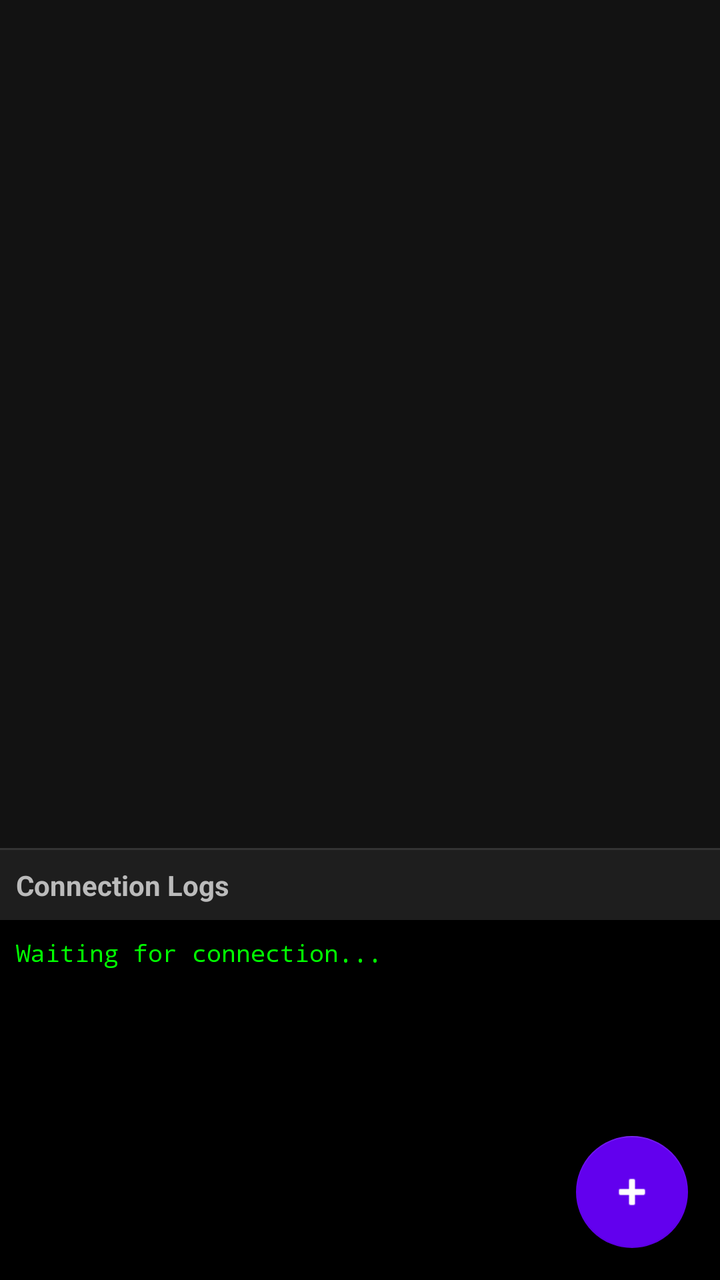
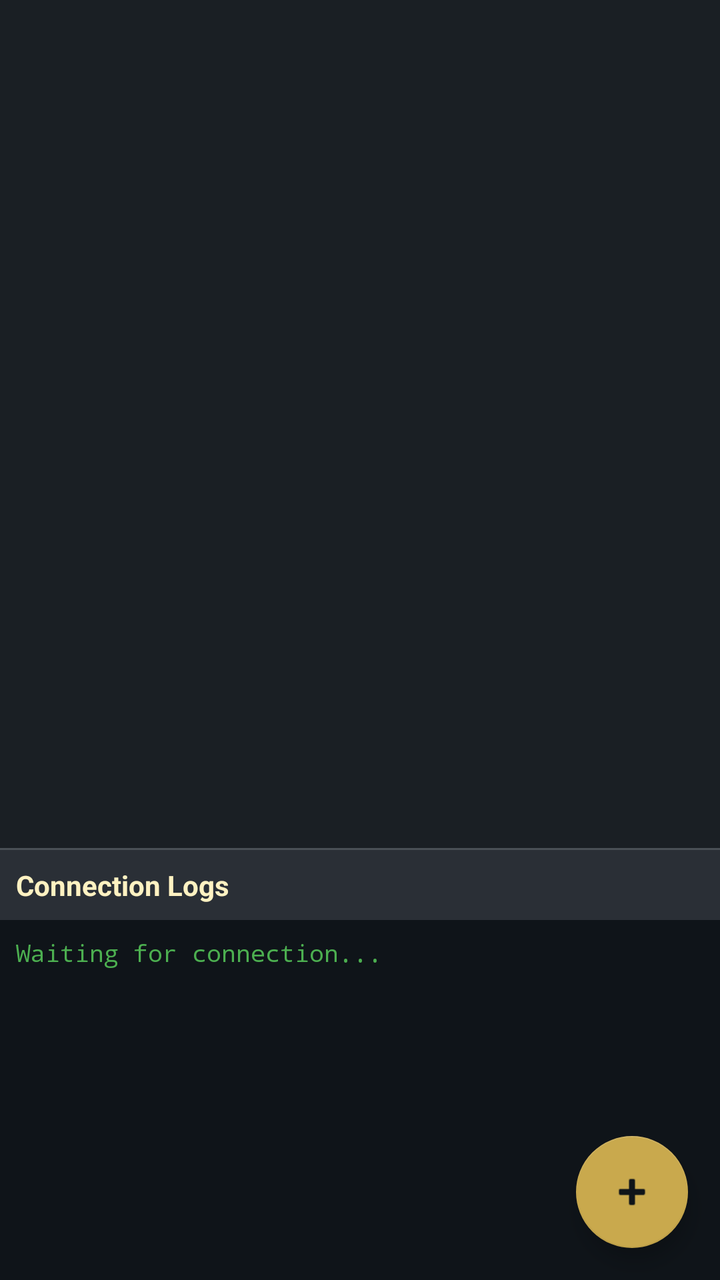

Before-and-after screenshots of an Android layout around one commit, followed by the original layout XML and the change that was made.
<!-- AndroidManifest.xml: application theme Theme.DurinsGate -->
<!-- res/layout/activity_main.xml -->
<?xml version="1.0" encoding="utf-8"?>
<androidx.coordinatorlayout.widget.CoordinatorLayout xmlns:android="http://schemas.android.com/apk/res/android"
    xmlns:app="http://schemas.android.com/apk/res-auto"
    android:layout_width="match_parent"
    android:layout_height="match_parent"
    android:background="#121212">

    <LinearLayout
        android:layout_width="match_parent"
        android:layout_height="match_parent"
        android:orientation="vertical">

        <androidx.recyclerview.widget.RecyclerView
            android:id="@+id/recyclerView"
            android:layout_width="match_parent"
            android:layout_height="0dp"
            android:layout_weight="1"
            android:padding="8dp" />

        <View
            android:layout_width="match_parent"
            android:layout_height="1dp"
            android:background="#333333" />

        <TextView
            android:layout_width="match_parent"
            android:layout_height="wrap_content"
            android:padding="8dp"
            android:text="Connection Logs"
            android:textStyle="bold"
            android:textColor="#BBBBBB"
            android:background="#1E1E1E"/>

        <ScrollView
            android:id="@+id/logScrollView"
            android:layout_width="match_parent"
            android:layout_height="180dp"
            android:background="#000000"
            android:padding="8dp">
            <TextView
                android:id="@+id/tvLogs"
                android:layout_width="match_parent"
                android:layout_height="wrap_content"
                android:fontFamily="monospace"
                android:textColor="#00FF00"
                android:textSize="12sp"
                android:text="Waiting for connection..." />
        </ScrollView>
    </LinearLayout>

    <com.google.android.material.floatingactionbutton.FloatingActionButton
        android:id="@+id/fabAdd"
        android:layout_width="wrap_content"
        android:layout_height="wrap_content"
        android:layout_gravity="bottom|end"
        android:layout_margin="16dp"
        app:srcCompat="@android:drawable/ic_input_add"
        android:contentDescription="Add Configuration"
        app:backgroundTint="@color/purple_500"
        app:tint="#FFFFFF"/>

</androidx.coordinatorlayout.widget.CoordinatorLayout>
<!-- resources referenced by this layout -->
<resources>
  <color name="purple_500">#FF6200EE</color>
  <style name="Theme.DurinsGate" parent="Theme.AppCompat.Light.DarkActionBar">
          
          <item name="colorPrimary">@color/purple_500</item>
          <item name="colorPrimaryDark">@color/purple_700</item>
          <item name="colorAccent">@color/teal_200</item>
  
          
          <item name="android:windowBackground">@color/white</item>
      </style>
  <color name="purple_700">#FF3700B3</color>
  <color name="teal_200">#FF03DAC5</color>
  <color name="white">#FFFFFFFF</color>
</resources>

<!-- the commit's change to res/layout/activity_main.xml (unified diff, before → after) -->
@@ -3,7 +3,7 @@
     xmlns:app="http://schemas.android.com/apk/res-auto"
     android:layout_width="match_parent"
     android:layout_height="match_parent"
-    android:background="#121212">
+    android:background="@color/stone_dark">
 
     <LinearLayout
         android:layout_width="match_parent"
@@ -20,7 +20,7 @@
         <View
             android:layout_width="match_parent"
             android:layout_height="1dp"
-            android:background="#333333" />
+            android:background="@color/stone_light" />
 
         <TextView
             android:layout_width="match_parent"
@@ -28,21 +28,21 @@
             android:padding="8dp"
             android:text="Connection Logs"
             android:textStyle="bold"
-            android:textColor="#BBBBBB"
-            android:background="#1E1E1E"/>
+            android:textColor="@color/gold_pale"
+            android:background="@color/stone_mid"/>
 
         <ScrollView
             android:id="@+id/logScrollView"
             android:layout_width="match_parent"
             android:layout_height="180dp"
-            android:background="#000000"
+            android:background="@color/void_deep"
             android:padding="8dp">
             <TextView
                 android:id="@+id/tvLogs"
                 android:layout_width="match_parent"
                 android:layout_height="wrap_content"
                 android:fontFamily="monospace"
-                android:textColor="#00FF00"
+                android:textColor="@color/accent_success"
                 android:textSize="12sp"
                 android:text="Waiting for connection..." />
         </ScrollView>
@@ -56,7 +56,7 @@
         android:layout_margin="16dp"
         app:srcCompat="@android:drawable/ic_input_add"
         android:contentDescription="Add Configuration"
-        app:backgroundTint="@color/purple_500"
-        app:tint="#FFFFFF"/>
+        app:backgroundTint="@color/gold_primary"
+        app:tint="@color/void_deep"/>
 
 </androidx.coordinatorlayout.widget.CoordinatorLayout>
<!-- resource entries referenced after the edit -->
@@ -1,17 +1,29 @@
 <!-- resources referenced by this layout -->
 <resources>
-  <color name="purple_500">#FF6200EE</color>
-  <style name="Theme.DurinsGate" parent="Theme.AppCompat.Light.DarkActionBar">
-          
-          <item name="colorPrimary">@color/purple_500</item>
-          <item name="colorPrimaryDark">@color/purple_700</item>
-          <item name="colorAccent">@color/teal_200</item>
+  <color name="accent_success">#4CAF50</color>
+  <color name="gold_pale">#FFF2C2</color>
+  <color name="gold_primary">#C9A94D</color>
+  <color name="stone_dark">#1A1F24</color>
+  <color name="stone_light">#4A5056</color>
+  <color name="stone_mid">#2A2F36</color>
+  <color name="void_deep">#0F1419</color>
+  <style name="Theme.DurinsGate" parent="Theme.MaterialComponents.DayNight.DarkActionBar">
+          <item name="colorPrimary">@color/gold_primary</item>
+          <item name="colorPrimaryVariant">@color/gold_deep</item>
+          <item name="colorOnPrimary">@color/void_deep</item>
   
-          
-          <item name="android:windowBackground">@color/white</item>
+          <item name="colorSecondary">@color/light_warm</item>
+          <item name="colorSecondaryVariant">@color/light_outer</item>
+          <item name="colorOnSecondary">@color/void_deep</item>
+  
+          <item name="android:statusBarColor">@color/void_deep</item>
+          <item name="android:windowBackground">@color/stone_dark</item>
+  
+          <item name="colorSurface">@color/stone_mid</item>
+          <item name="colorOnSurface">@color/gold_pale</item>
       </style>
-  <color name="purple_700">#FF3700B3</color>
-  <color name="teal_200">#FF03DAC5</color>
-  <color name="white">#FFFFFFFF</color>
+  <color name="gold_deep">#A8842C</color>
+  <color name="light_warm">#FFD27A</color>
+  <color name="light_outer">#FFB347</color>
 </resources>
 
